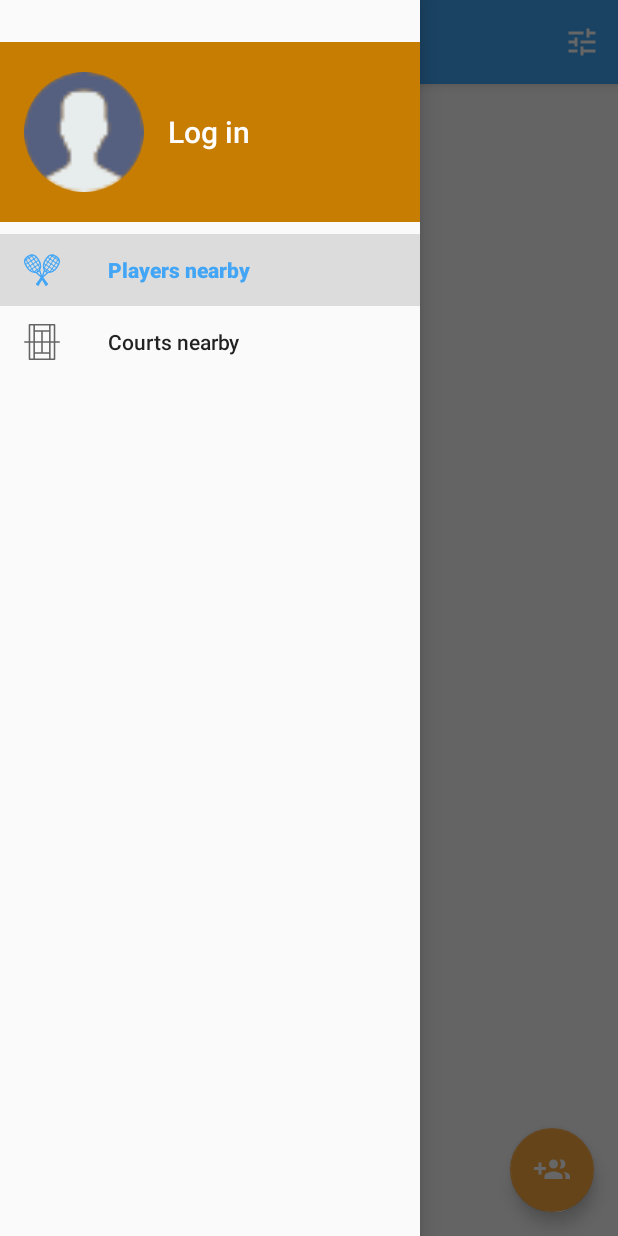
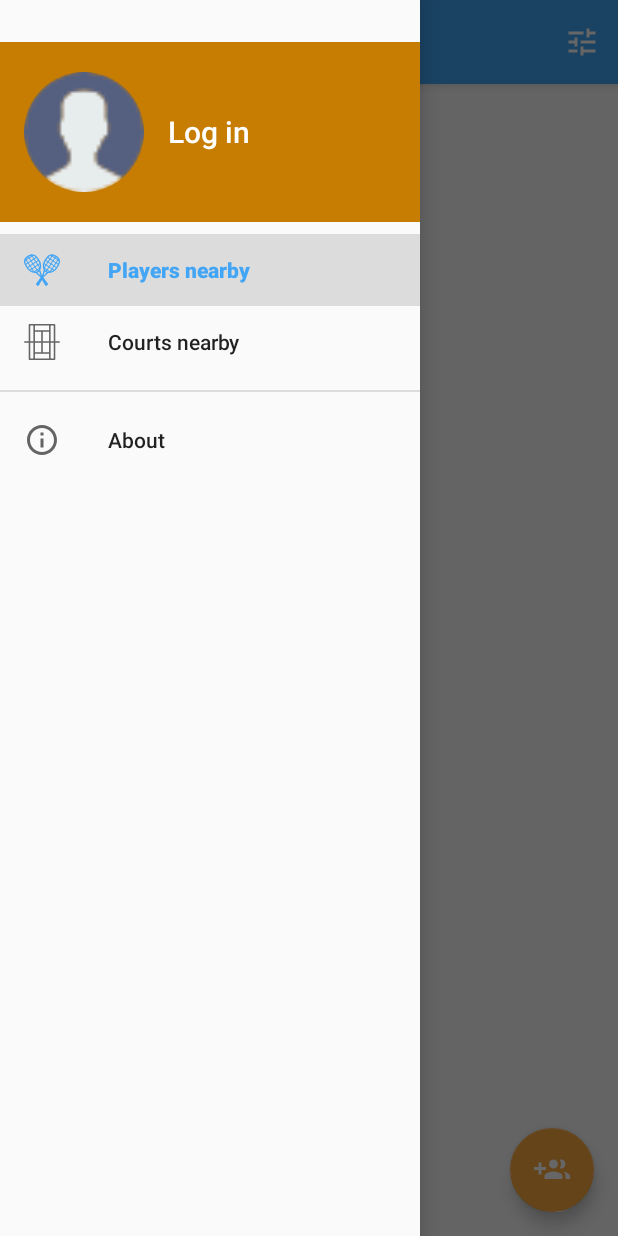
Before and after one commit to ivangr1/TennisPartner-Android, an Android app: the screen it shows after launch (PartnerActivity), with the side drawer open, on a phone screen of 412 x 824 dp. Run offline under Robolectric (Android 15) with nearby library versions, the phone set to English and light mode, and no system bars; our stand-ins replace Firebase (no records; nobody signed in at launch, a user with empty details on screens opened directly); libraries missing offline, so code that uses them is left out: com.firebase.ui, com.sendbird.android, org.imperiumlabs.geofirestore; pictures from the network do not load; 2 statements that could not run were skipped.

Commit message:
Created about page

```diff
--- a/app/build.gradle
+++ b/app/build.gradle
@@ -7,7 +7,7 @@ android {
         minSdkVersion 16
         targetSdkVersion 28
         multiDexEnabled true
-        versionCode 1
+        versionCode 7
         versionName "1.0"
         testInstrumentationRunner "androidx.test.runner.AndroidJUnitRunner"
         // Optional: Specify the language(s) your app supports.
--- a/app/src/main/AndroidManifest.xml
+++ b/app/src/main/AndroidManifest.xml
@@ -60,6 +60,7 @@
         <activity
             android:name=".helper.MemberListActivity"
             android:theme="@style/AppTheme.NoActionBar" />
+        <activity android:name=".InfoActivity" />
 
         <service android:name=".helper.FirebaseInstanceIdService">
             <intent-filter>
@@ -70,6 +71,7 @@
         <meta-data
             android:name="com.google.android.geo.API_KEY"
             android:value="@string/google_maps_key" />
+
     </application>
 
 </manifest>
--- a/app/src/main/java/app/tennispartner/tennispartner/PartnerActivity.java
+++ b/app/src/main/java/app/tennispartner/tennispartner/PartnerActivity.java
@@ -356,6 +356,10 @@ public class PartnerActivity extends AppCompatActivity implements NavigationView
                     });
         }
 
+        if (id == R.id.about) {
+            startActivity(new Intent(this, InfoActivity.class));
+        }
+
         DrawerLayout drawer = findViewById(R.id.drawer_layout);
         drawer.closeDrawers();
         return true;
--- /dev/null
+++ b/app/src/main/res/drawable/ic_info.xml
@@ -0,0 +1,9 @@
+<vector xmlns:android="http://schemas.android.com/apk/res/android"
+    android:width="24dp"
+    android:height="24dp"
+    android:viewportWidth="24.0"
+    android:viewportHeight="24.0">
+    <path
+        android:fillColor="#FF000000"
+        android:pathData="M11,17h2v-6h-2v6zM12,2C6.48,2 2,6.48 2,12s4.48,10 10,10 10,-4.48 10,-10S17.52,2 12,2zM12,20c-4.41,0 -8,-3.59 -8,-8s3.59,-8 8,-8 8,3.59 8,8 -3.59,8 -8,8zM11,9h2L13,7h-2v2z" />
+</vector>
--- a/app/src/main/res/menu/main_drawer.xml
+++ b/app/src/main/res/menu/main_drawer.xml
@@ -24,4 +24,12 @@
             android:icon="@drawable/ic_logout"
             android:title="@string/logout" />
     </group>
+    <group
+        android:id="@+id/grp3"
+        android:checkableBehavior="single">
+        <item
+            android:id="@+id/about"
+            android:icon="@drawable/ic_info"
+            android:title="@string/about_app" />
+    </group>
 </menu>
--- a/app/src/main/res/values/strings.xml
+++ b/app/src/main/res/values/strings.xml
@@ -95,4 +95,7 @@
         completions."
     </string>
     <string name="image_select_title">Select image</string>
+    <string name="about_app">About</string>
+    <string name="app_developer">App developer</string>
+    <string name="about_developer">I\'m a Android and Java developer from Pula, Croatia</string>
 </resources>
```
Also changed, not shown: app/src/main/java/app/tennispartner/tennispartner/InfoActivity.java (added, +54 -0 lines), 3 other files.
